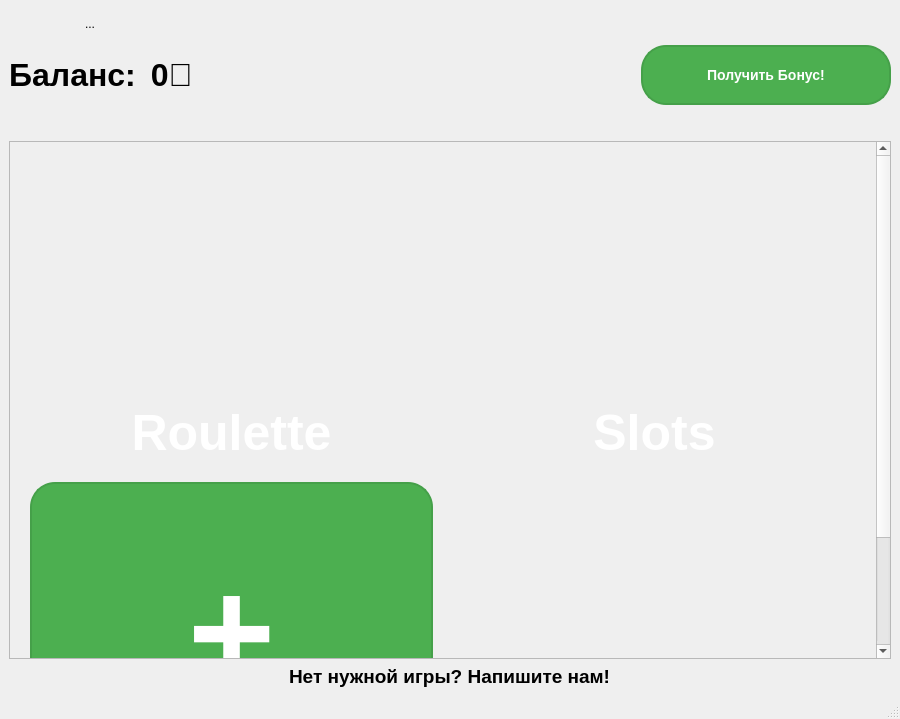
Old version of the form mainwindow.ui in the repository XooWI/SlashGames.
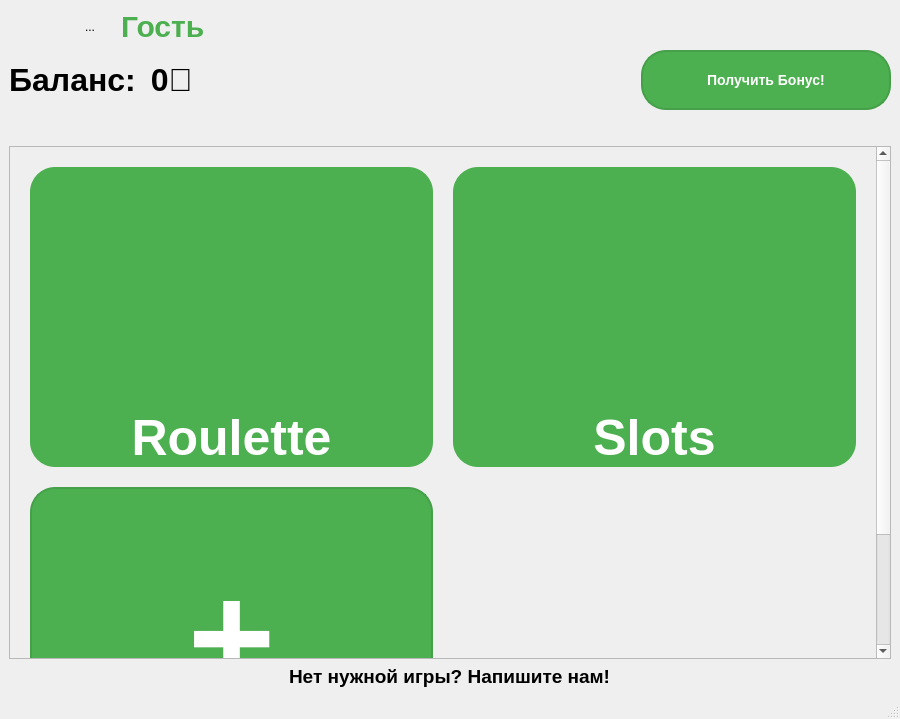
New version of the form. Icons and pictures are not drawn.

Commit message:
Added dynamic password strength check, class refactoring, improved ID generation mechanisms and account menu.
-Added dynamic password strength highlighting
-Changed class from DeleteGameDialog to CustomWindow
-Implemented balance update from DB
-Changed local ID generation mechanism
-Changed account menu appearance mechanism

Patch:
```diff
--- a/mainwindow.ui
+++ b/mainwindow.ui
@@ -119,10 +119,22 @@
            <string>In development...</string>
           </property>
           <property name="styleSheet">
-           <string notr="true">QPushButton { background-color: #4CAF50; font-size: 150px; 
-font-weight: bold; color: #ffffff; border: 2px solid #45a049; border-radius: 25px; }
-QPushButton:hover { background-color: #45a049; }
-QPushButton:pressed { background-color: #3d8b40; }</string>
+           <string notr="true">#addGameButton { 
+	background-color: #4CAF50; 
+	font-size: 150px; 
+	font-weight: bold; 
+	color: #ffffff; 
+	border: 2px solid #45a049; 
+	border-radius: 25px;
+}
+
+#addGameButton:hover { 
+	background-color: #45a049; 
+}
+
+#addGameButton:pressed { 
+	background-color: #3d8b40; 
+}</string>
           </property>
           <property name="text">
            <string>+</string>
@@ -150,14 +162,15 @@
            </size>
           </property>
           <property name="styleSheet">
-           <string notr="true">QPushButton {
+           <string notr="true">#rouletteButton {
+	background-color: #4CAF50;
     background-image: url(:/resources/roulette.png);
     background-position: center;     
     border-radius: 25px;
-color: white; 
-font-size: 50px; 
-font-weight: bold; 
-padding-top: 240px
+	color: white; 
+	font-size: 50px; 
+	font-weight: bold; 
+	padding-top: 240px
 }
 
 QPushButton:hover { 
@@ -194,14 +207,15 @@
            </size>
           </property>
           <property name="styleSheet">
-           <string notr="true">QPushButton {
+           <string notr="true">#slotsButton {
+	background-color: #4CAF50;
     background-image: url(:/resources/slots.png);
     background-position: center;     
     border-radius: 25px;
-color: white; 
-font-size: 50px; 
-font-weight: bold; 
-padding-top: 240px
+	color: white; 
+	font-size: 50px; 
+	font-weight: bold; 
+	padding-top: 240px
 }
 
 QPushButton:hover { 
@@ -223,65 +237,6 @@
     </item>
     <item row="0" column="1" rowspan="3">
      <layout class="QGridLayout" name="gridLayout_3">
-      <item row="0" column="6" alignment="Qt::AlignRight">
-       <widget class="QPushButton" name="themeButton">
-        <property name="enabled">
-         <bool>true</bool>
-        </property>
-        <property name="sizePolicy">
-         <sizepolicy hsizetype="Minimum" vsizetype="Minimum">
-          <horstretch>0</horstretch>
-          <verstretch>0</verstretch>
-         </sizepolicy>
-        </property>
-        <property name="minimumSize">
-         <size>
-          <width>30</width>
-          <height>30</height>
-         </size>
-        </property>
-        <property name="maximumSize">
-         <size>
-          <width>50</width>
-          <height>50</height>
-         </size>
-        </property>
-        <property name="contextMenuPolicy">
-         <enum>Qt::DefaultContextMenu</enum>
-        </property>
-        <property name="toolTip">
-         <string>Сменить оформление</string>
-        </property>
-        <property name="styleSheet">
-         <string notr="true">QPushButton {
-    background: transparent;
-    border: none;
-}
-QPushButton:hover {
-    background: rgba(255, 255, 255, 0.1);
-}
-QPushButton:pressed {
-    background: rgba(255, 255, 255, 0.2);
-}</string>
-        </property>
-        <property name="text">
-         <string/>
-        </property>
-        <property name="icon">
-         <iconset resource="resources.qrc">
-          <normaloff>:/resources/theme_for_light.png</normaloff>:/resources/theme_for_light.png</iconset>
-        </property>
-        <property name="iconSize">
-         <size>
-          <width>30</width>
-          <height>30</height>
-         </size>
-        </property>
-        <property name="autoRepeat">
-         <bool>false</bool>
-        </property>
-       </widget>
-      </item>
       <item row="0" column="5">
        <widget class="QToolButton" name="accountButton">
         <property name="minimumSize">
@@ -300,7 +255,7 @@
          <string>Аккаунт</string>
         </property>
         <property name="styleSheet">
-         <string notr="true">QToolButton {
+         <string notr="true">#accountButton {
     background: transparent;
     border: none;
 }
@@ -310,7 +265,7 @@
 QToolButton:pressed {
     background: rgba(255, 255, 255, 0.2);
 }
-QToolButton::menu-indicator {
+#accountButton::menu-indicator {
     image: none; 
     width: 0px;
    height: 0px;
@@ -364,7 +319,7 @@
          <string>FaQ and guide</string>
         </property>
         <property name="styleSheet">
-         <string notr="true">QPushButton {
+         <string notr="true">#FaQButton{
     background: transparent;
     border: none;
 }
@@ -390,6 +345,81 @@
         </property>
        </widget>
       </item>
+      <item row="0" column="7" alignment="Qt::AlignRight">
+       <widget class="QPushButton" name="themeButton">
+        <property name="enabled">
+         <bool>true</bool>
+        </property>
+        <property name="sizePolicy">
+         <sizepolicy hsizetype="Minimum" vsizetype="Minimum">
+          <horstretch>0</horstretch>
+          <verstretch>0</verstretch>
+         </sizepolicy>
+        </property>
+        <property name="minimumSize">
+         <size>
+          <width>30</width>
+          <height>30</height>
+         </size>
+        </property>
+        <property name="maximumSize">
+         <size>
+          <width>50</width>
+          <height>50</height>
+         </size>
+        </property>
+        <property name="contextMenuPolicy">
+         <enum>Qt::DefaultContextMenu</enum>
+        </property>
+        <property name="toolTip">
+         <string>Сменить оформление</string>
+        </property>
+        <property name="styleSheet">
+         <string notr="true">#themeButton {
+    background: transparent;
+    border: none;
+}
+
+#themeButton:hover {
+    background: rgba(255, 255, 255, 0.1);
+}
+
+#themeButton:pressed {
+    background: rgba(255, 255, 255, 0.2);
+}</string>
+        </property>
+        <property name="text">
+         <string/>
+        </property>
+        <property name="icon">
+         <iconset resource="resources.qrc">
+          <normaloff>:/resources/theme_for_light.png</normaloff>:/resources/theme_for_light.png</iconset>
+        </property>
+        <property name="iconSize">
+         <size>
+          <width>30</width>
+          <height>30</height>
+         </size>
+        </property>
+        <property name="autoRepeat">
+         <bool>false</bool>
+        </property>
+       </widget>
+      </item>
+      <item row="0" column="6">
+       <widget class="QLabel" name="usernameLabel">
+        <property name="styleSheet">
+         <string notr="true">#usernameLabel {   
+	color: #4CAF50; 
+	font-size: 30px; 
+	font-weight: bold; 
+}</string>
+        </property>
+        <property name="text">
+         <string>Гость</string>
+        </property>
+       </widget>
+      </item>
      </layout>
     </item>
     <item row="3" column="1">
@@ -423,10 +453,28 @@
 &lt;p align=&quot;justify&quot; style=&quot; margin-top:12px; margin-bottom:12px; margin-left:0px; margin-right:0px; -qt-block-indent:0; text-indent:0px;&quot;&gt;&lt;span style=&quot; color:#000000;&quot;&gt;Получать бонус можно каждые 3 часа!&lt;/span&gt;&lt;/p&gt;&lt;/body&gt;&lt;/html&gt;</string>
         </property>
         <property name="styleSheet">
-         <string notr="true">QPushButton { background-color: #4CAF50; color: #ffffff; border: 2px solid #45a049; border-radius: 25px; padding: 15px; font-size: 14px; font-weight: bold; }
-QPushButton:hover { background-color: #45a049; }
-QPushButton:pressed { background-color: #3d8b40; }
-QPushButton:disabled { background-color: #808080; border-color: #666666; }
+         <string notr="true">#getBonusButton{
+	background-color: #4CAF50; 
+	color: #ffffff; 
+	border: 2px solid #45a049; 
+	border-radius: 25px; 
+	padding: 15px; 
+	font-size: 14px; 
+	font-weight: bold; 
+}
+
+#getBonusButton:hover { 
+	background-color: #45a049; 
+}
+
+#getBonusButton:pressed {
+background-color: #3d8b40; 
+}
+
+#getBonusButton:disabled { 
+background-color: #808080; 
+border-color: #666666; 
+}
 </string>
         </property>
         <property name="text">
```
Left out of the diff: 16 changed lines with no effect on the pictures. The commit also changes 14 other files.
